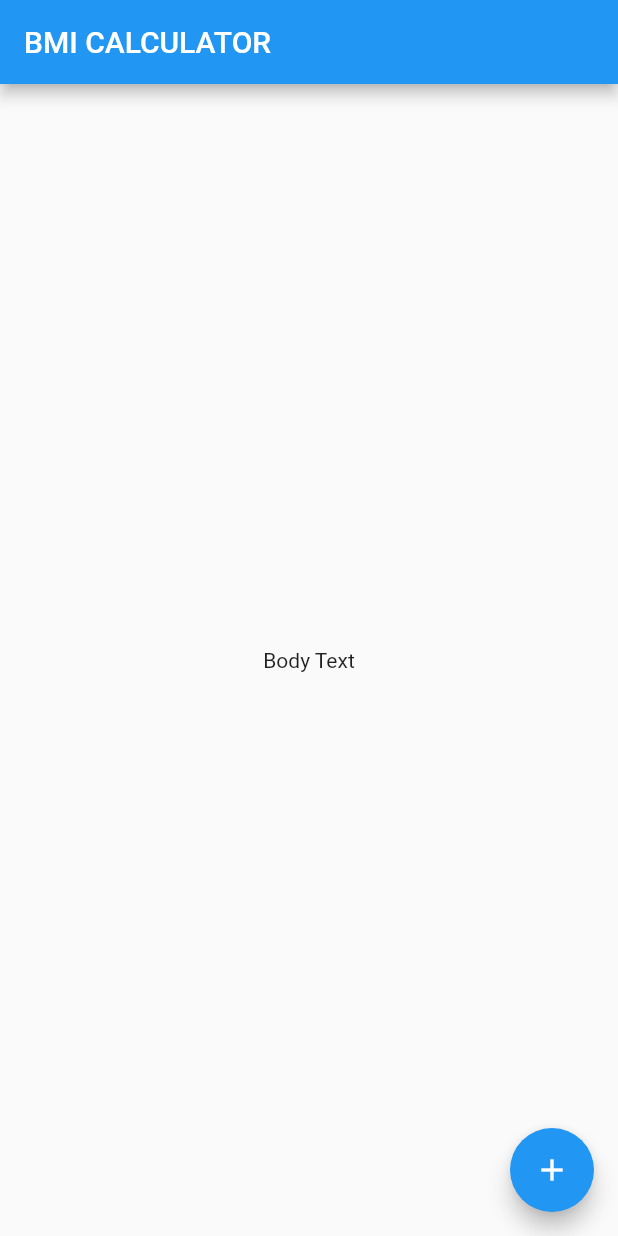
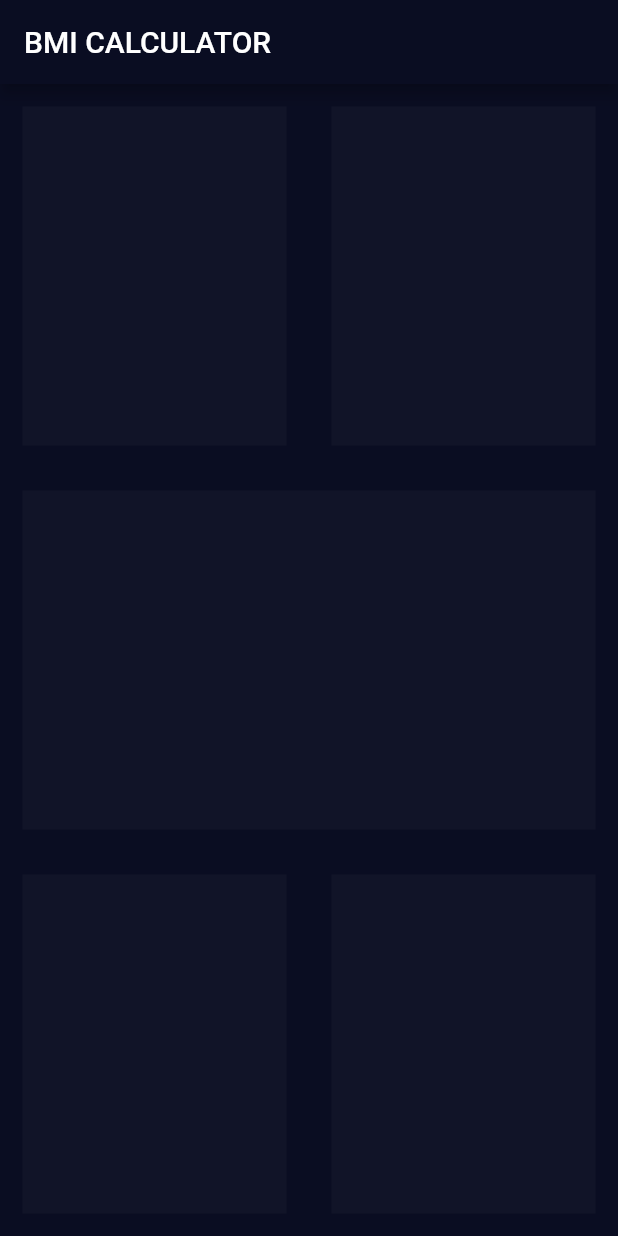
Before and after one commit to HeratUni-CS/bmi-calculator-aliahmad98318, a Flutter app: the screen it shows after launch, on a phone screen of 412 x 824 dp. Run offline on Flutter 3.47's test engine with Material 2 defaults, Android fonts, the phone set to English and light mode, and no system bars.

Commit message:
I have created a container

```diff
--- /dev/null
+++ b/lib/input_page.dart
@@ -0,0 +1,61 @@
+import 'package:flutter/material.dart';
+
+class InputPage extends StatefulWidget {
+  @override
+  State<InputPage> createState() => _InputPageState();
+}
+
+class _InputPageState extends State<InputPage> {
+  @override
+  Widget build(BuildContext context) {
+    return Scaffold(
+      appBar: AppBar(
+        title: Text('BMI CALCULATOR'),
+      ),
+      body: Column(
+        children: [
+          Expanded(
+              child: Row(
+            children: [
+              Expanded(
+                child: Container(
+                  color: Color(0xFF111428),
+                  margin: EdgeInsets.all(15),
+                ),
+              ),
+              Expanded(
+                child: Container(
+                  color: Color(0xFF111428),
+                  margin:EdgeInsets.all(15),
+                ),
+              ),
+            ],
+          )),
+          Expanded(
+            child: Container(
+              color: Color(0xFF111428),
+              margin:EdgeInsets.all(15),
+            ),
+          ),
+          Expanded(
+              child: Row(
+            children: [
+              Expanded(
+                child: Container(
+                  color: Color(0xFF111428),
+                   margin:EdgeInsets.all(15),
+                ),
+              ),
+              Expanded(
+                child: Container(
+                  color: Color(0xFF111428),
+                  margin:EdgeInsets.all(15),
+                ),
+              ),
+            ],
+          )),
+        ],
+      ),
+    );
+  }
+}
--- a/lib/main.dart
+++ b/lib/main.dart
@@ -1,35 +1,16 @@
 import 'package:flutter/material.dart';
-
+import 'input_page.dart';
 void main() => runApp(BMICalculator());
 
 class BMICalculator extends StatelessWidget {
   @override
   Widget build(BuildContext context) {
     return MaterialApp(
+      theme: ThemeData.dark().copyWith(
+        appBarTheme:AppBarTheme(backgroundColor:Color(0xFF0A0D22),),
+        scaffoldBackgroundColor: Color(0xFF0A0D22)
+      ),
       home: InputPage(),
     );
   }
 }
-
-class InputPage extends StatefulWidget {
-  @override
-  State<InputPage> createState() => _InputPageState();
-}
-
-class _InputPageState extends State<InputPage> {
-  @override
-  Widget build(BuildContext context) {
-    return Scaffold(
-      appBar: AppBar(
-        title: Text('BMI CALCULATOR'),
-      ),
-      body: Center(
-        child: Text('Body Text'),
-      ),
-      floatingActionButton: FloatingActionButton(
-        onPressed: () {},
-        child: Icon(Icons.add),
-      ),
-    );
-  }
-}
```
Also changed, not shown: pubspec.lock.
